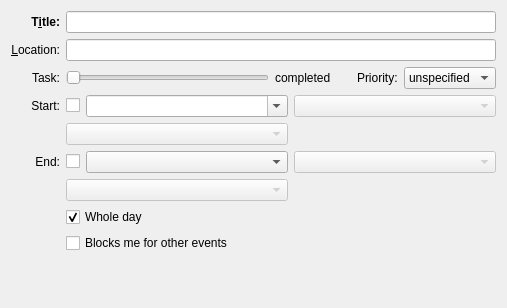
This is incidenceeditor-ng/eventortodomobile.ui in chusopr/kdepim-ktimetracker-akonadi as Qt 5 draws it before an edit. The edited form follows.
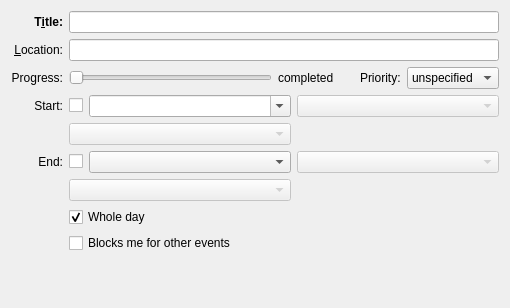
This is the edited form. Custom widgets are drawn as their Qt base class.

Commit message: Change label text "Task" to "Progress".

Patch:
```diff
--- a/incidenceeditor-ng/eventortodomobile.ui
+++ b/incidenceeditor-ng/eventortodomobile.ui
@@ -336,7 +336,7 @@
    <item row="2" column="0">
     <widget class="QLabel" name="mTaskLabel">
      <property name="text">
-      <string comment="@label Task specific line in the dialog containing completed and priority">Task:</string>
+      <string comment="@label Task specific line in the dialog containing progress and priority">Progress:</string>
      </property>
      <property name="alignment">
       <set>Qt::AlignRight|Qt::AlignTrailing|Qt::AlignVCenter</set>
```
